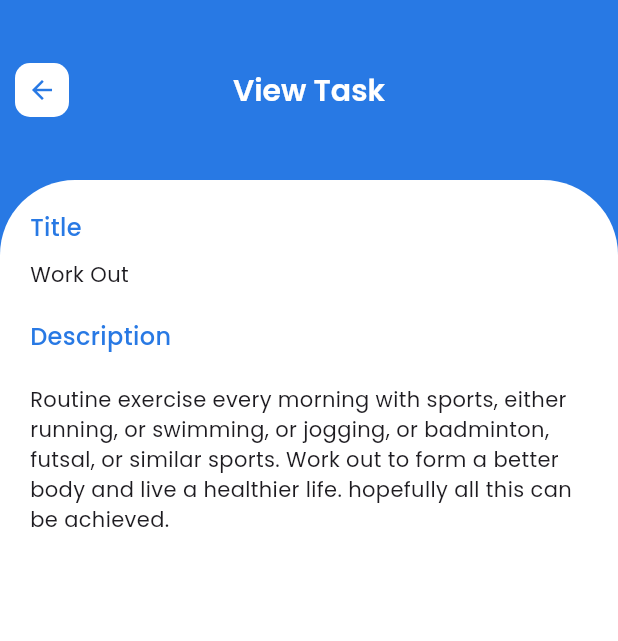
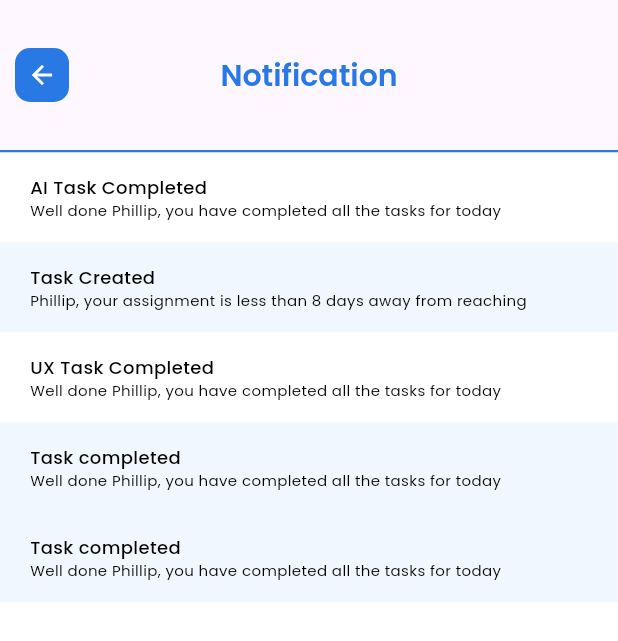
Before and after one commit to YasithWijesuriya/myTodo_app, a Flutter app: the screen it shows after launch, on a phone screen of 412 x 824 dp. Shown: the top 641 px of the screen. Run offline on Flutter 3.47's test engine with Material 3 defaults, Android fonts, the phone set to English and light mode, and no system bars; our stand-ins replace lottie.

Commit message:
notification screen created ✔

```diff
--- a/mytodoapp_frontend/lib/contants/color.dart
+++ b/mytodoapp_frontend/lib/contants/color.dart
@@ -20,4 +20,7 @@ class AppColors {
   //progress LinearProgressIndicator background color
   static const Color progressBgColor = Color.fromARGB(255, 0, 71, 151);
 
+  //progress LinearProgressIndicator background color
+  static const Color notificationBgColor = Color.fromARGB(255,241,247,254);
+
 }
--- /dev/null
+++ b/mytodoapp_frontend/lib/features/todo/ui/notification_screen.dart
@@ -0,0 +1,211 @@
+import 'package:flutter/material.dart';
+import 'package:mytodo_app/contants/color.dart';
+
+class NotificationScreen extends StatefulWidget {
+  const NotificationScreen({super.key});
+
+  @override
+  State<NotificationScreen> createState() => _NotificationScreenState();
+}
+
+class _NotificationScreenState extends State<NotificationScreen> {
+  @override
+  Widget build(BuildContext context) {
+    double screenHeight = MediaQuery.of(context).size.height;
+    double screenWidth = MediaQuery.of(context).size.width;
+    return Scaffold(
+      appBar: AppBar(
+        toolbarHeight: 100,
+        centerTitle: true,
+        title: Text(
+          'Notification',
+          style: TextStyle(
+            fontSize: 20,
+            fontFamily: 'poppins',
+            color: AppColors.accentColor,
+            fontWeight: FontWeight.w600,
+          ),
+        ),
+        leading: Column(mainAxisAlignment: MainAxisAlignment.center, children: [
+          Container(
+            height: 36,
+            width: 36,
+            decoration: BoxDecoration(
+                color: AppColors.accentColor,
+                borderRadius: BorderRadius.circular(10)),
+            child: Center(
+              child: Icon(
+                Icons.arrow_back,
+                color: Colors.white,
+                size: 20,
+              ),
+            ),
+          ),
+        ]),
+      ),
+      body:Container(
+        color:Colors.white,
+        width:screenWidth,
+        height:screenHeight - 100 ,
+        child:Column(
+          children: [
+            Container(
+              width:screenWidth,
+              height:1.5,
+              color:AppColors.accentColor,
+            ),
+
+            Container(
+               padding:EdgeInsets.symmetric(horizontal:20),
+              height:60,
+              width:screenWidth,
+              child:Column(
+                crossAxisAlignment: CrossAxisAlignment.start,
+                mainAxisAlignment: MainAxisAlignment.center,
+                children: [
+                   Text(
+          'AI Task Completed',
+          style: TextStyle(
+            fontSize: 12,
+            fontFamily: 'poppins',
+            color: Colors.black,
+            fontWeight: FontWeight.w500,
+          ),
+        ),
+        Text(
+          'Well done Phillip, you have completed all the tasks for today',
+          style: TextStyle(
+            fontSize: 10,
+            fontFamily: 'poppins',
+            color: Colors.black,
+            fontWeight: FontWeight.w400,
+          ),
+        ),
+                ],
+              ),
+            ),
+            Container(
+              color:AppColors.notificationBgColor,
+               padding:EdgeInsets.symmetric(horizontal:20),
+              height:60,
+              width:screenWidth,
+              child:Column(
+                crossAxisAlignment: CrossAxisAlignment.start,
+                mainAxisAlignment: MainAxisAlignment.center,
+                children: [
+                   Text(
+          'Task Created',
+          style: TextStyle(
+            fontSize: 12,
+            fontFamily: 'poppins',
+            color: Colors.black,
+            fontWeight: FontWeight.w500,
+          ),
+        ),
+        Text(
+          'Phillip, your assignment is less than 8 days away from reaching',
+          style: TextStyle(
+            fontSize: 10,
+            fontFamily: 'poppins',
+            color: Colors.black,
+            fontWeight: FontWeight.w400,
+          ),
+        ),
+                ],
+              ),
+            ),
+            Container(
+               padding:EdgeInsets.symmetric(horizontal:20),
+              height:60,
+              width:screenWidth,
+              child:Column(
+                crossAxisAlignment: CrossAxisAlignment.start,
+                mainAxisAlignment: MainAxisAlignment.center,
+                children: [
+                   Text(
+          'UX Task Completed',
+          style: TextStyle(
+            fontSize: 12,
+            fontFamily: 'poppins',
+            color: Colors.black,
+            fontWeight: FontWeight.w500,
+          ),
+        ),
+        Text(
+          'Well done Phillip, you have completed all the tasks for today',
+          style: TextStyle(
+            fontSize: 10,
+            fontFamily: 'poppins',
+            color: Colors.black,
+            fontWeight: FontWeight.w400,
+          ),
+        ),
+                ],
+              ),
+            ),
+            Container(
+              color:AppColors.notificationBgColor,
+               padding:EdgeInsets.symmetric(horizontal:20),
+              height:60,
+              width:screenWidth,
+              child:Column(
+                crossAxisAlignment: CrossAxisAlignment.start,
+                mainAxisAlignment: MainAxisAlignment.center,
+                children: [
+                   Text(
+          'Task completed',
+          style: TextStyle(
+            fontSize: 12,
+            fontFamily: 'poppins',
+            color: Colors.black,
+            fontWeight: FontWeight.w500,
+          ),
+        ),
+        Text(
+          'Well done Phillip, you have completed all the tasks for today',
+          style: TextStyle(
+            fontSize: 10,
+            fontFamily: 'poppins',
+            color: Colors.black,
+            fontWeight: FontWeight.w400,
+          ),
+        ),
+                ],
+              ),
+            ),
+            Container(
+              color:AppColors.notificationBgColor,
+               padding:EdgeInsets.symmetric(horizontal:20),
+              height:60,
+              width:screenWidth,
+              child:Column(
+                crossAxisAlignment: CrossAxisAlignment.start,
+                mainAxisAlignment: MainAxisAlignment.center,
+                children: [
+                   Text(
+          'Task completed',
+          style: TextStyle(
+            fontSize: 12,
+            fontFamily: 'poppins',
+            color: Colors.black,
+            fontWeight: FontWeight.w500,
+          ),
+        ),
+        Text(
+          'Well done Phillip, you have completed all the tasks for today',
+          style: TextStyle(
+            fontSize: 10,
+            fontFamily: 'poppins',
+            color: Colors.black,
+            fontWeight: FontWeight.w400,
+          ),
+        ),
+                ],
+              ),
+            ),
+          ],
+        ),
+        ),
+      );
+  }
+}
--- a/mytodoapp_frontend/lib/main.dart
+++ b/mytodoapp_frontend/lib/main.dart
@@ -4,6 +4,7 @@ import 'package:mytodo_app/features/authentication/ui/signUpScreen.dart';
 import 'package:mytodo_app/features/home/ui/homeScreen.dart';
 import 'package:mytodo_app/features/todo/ui/add-todo.dart';
 import 'package:mytodo_app/features/todo/ui/edit-todo.dart';
+import 'package:mytodo_app/features/todo/ui/notification_screen.dart';
 import 'package:mytodo_app/features/todo/ui/view-todo.dart';
 import 'package:mytodo_app/splash_screen.dart';
 
@@ -39,7 +40,7 @@ class MyApp extends StatelessWidget {
         colorScheme: ColorScheme.fromSeed(seedColor: Colors.deepPurple),
         useMaterial3: true,
       ),
-      home: const viewTodo(),
+      home: const NotificationScreen(),
     );
   }
 }
```
